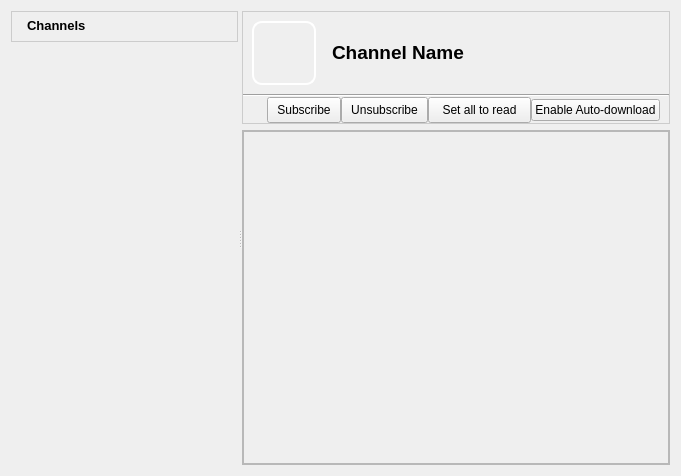
Above: retroshare-gui/src/gui/ChannelFeed.ui from RetroShare/RetroShare before the change. Below: the same form after it.
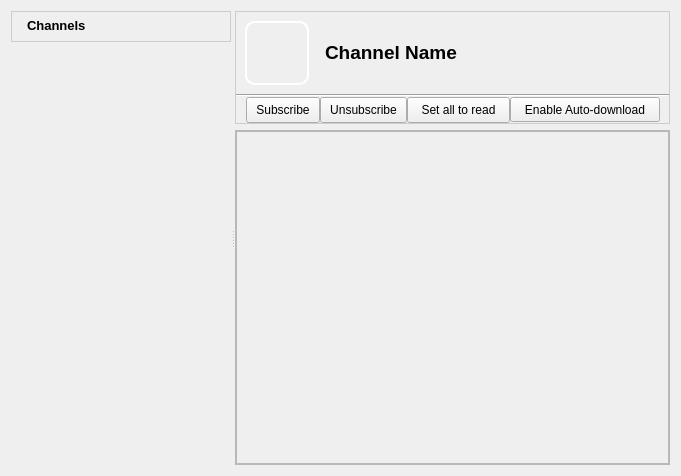
That is the form after the change. Icons and pictures are not drawn. Custom widgets are drawn as their Qt base class.

Commit message: Added new RetroShare link formats: retroshare://forum? retroshare://channel?... Added "Go to" from the news feed of forums and channels. Added "Copy RetroShare Link" to the forum/channel tree and messagees. Fixed style sheet of the auto download button in ChannelFeed. Fixed german language.

```diff
--- a/retroshare-gui/src/gui/ChannelFeed.ui
+++ b/retroshare-gui/src/gui/ChannelFeed.ui
@@ -507,7 +507,27 @@
              </widget>
             </item>
             <item row="0" column="5">
-             <widget class="QPushButton" name="autoDownload">
+             <widget class="QToolButton" name="autoDownload">
+              <property name="styleSheet">
+               <string notr="true">QToolButton, QPushButton, QComboBox { 
+border-image: url(:/images/btn_26.png) 4;
+border-width: 4;
+padding: 0px 6px;
+font-size: 12px;
+}
+
+QToolButton:hover, QPushButton:hover, QComboBox:hover { 
+border-image: url(:/images/btn_26_hover.png) 4;
+}
+
+QToolButton:disabled, QPushButton:disabled, QComboBox::disabled {
+color:gray;
+}
+
+QToolButton:pressed, QPushButton:pressed{
+border-image: url(:/images/btn_26_pressed.png) 4;
+}</string>
+              </property>
               <property name="text">
                <string>Enable Auto-download</string>
               </property>
```
The commit also changes 19 other files.
